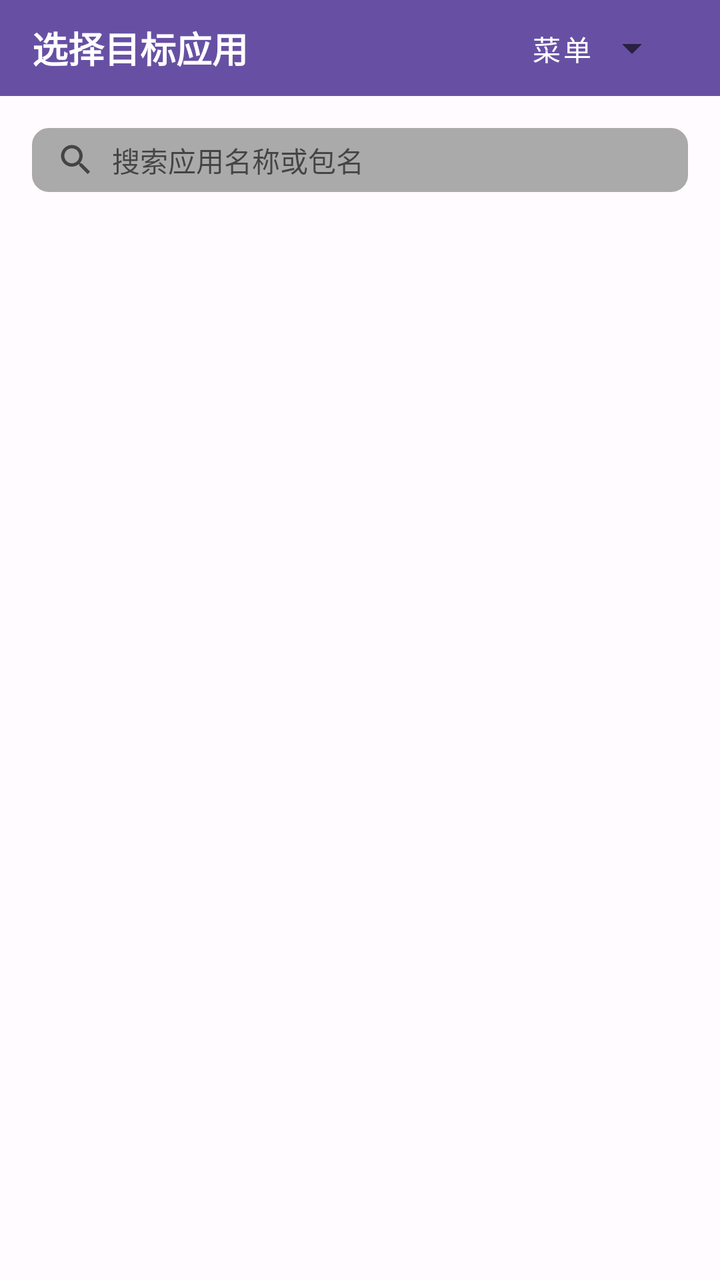
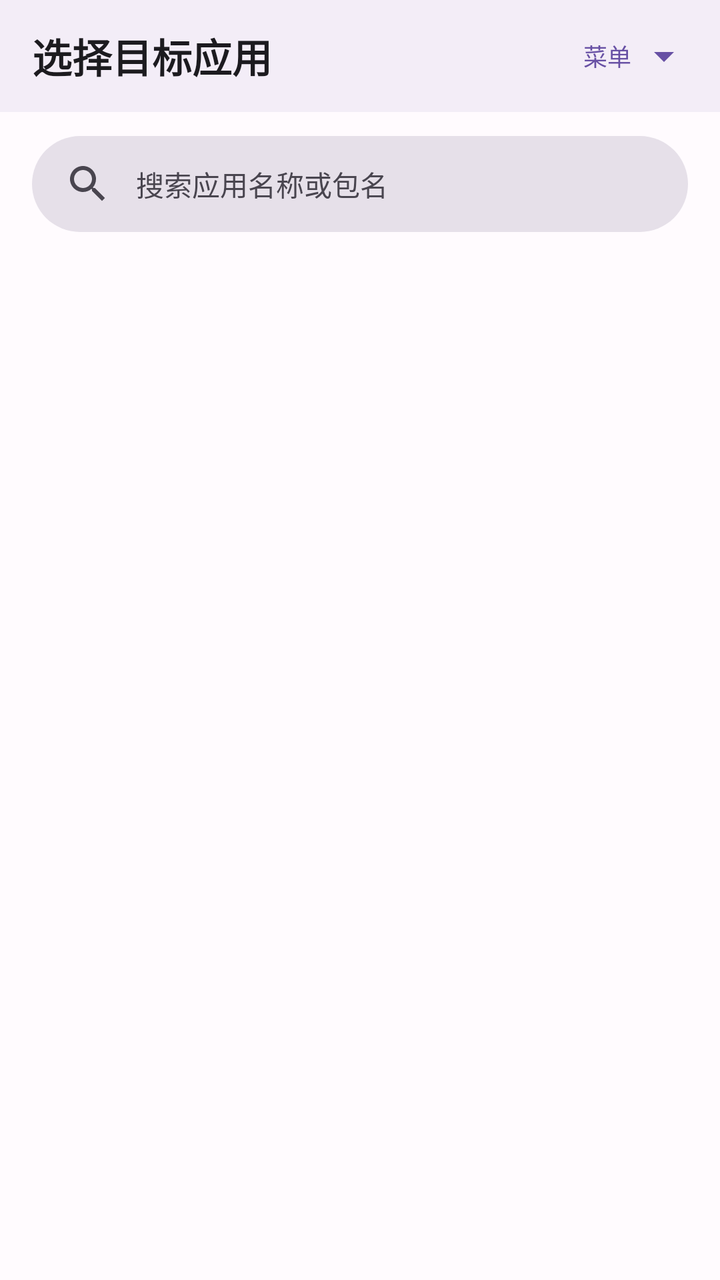

Two renders of the same Android screen: before a commit and after it. Below are the layout's source before the change and the commit's diff.
<!-- AndroidManifest.xml: application theme Theme.Albatross -->
<!-- res/layout/fragment_plugin_target_apps.xml -->
<?xml version="1.0" encoding="utf-8"?>
<androidx.constraintlayout.widget.ConstraintLayout xmlns:android="http://schemas.android.com/apk/res/android"
    xmlns:app="http://schemas.android.com/apk/res-auto"
    android:layout_width="match_parent"
    android:layout_height="match_parent">
    
    
    <LinearLayout
        android:id="@+id/toolbar"
        android:layout_width="0dp"
        android:layout_height="48dp"
        android:background="?attr/colorPrimary"
        android:orientation="horizontal"
        android:paddingHorizontal="16dp"
        android:gravity="center_vertical"
        app:layout_constraintTop_toTopOf="parent"
        app:layout_constraintStart_toStartOf="parent"
        app:layout_constraintEnd_toEndOf="parent">
        
        <TextView
            android:id="@+id/tv_title"
            android:layout_width="0dp"
            android:layout_height="wrap_content"
            android:layout_weight="1"
            android:text="@string/select_target_apps"
            android:textColor="@android:color/white"
            android:textSize="18sp"
            android:textStyle="bold" />
            
        <Button
            android:id="@+id/btn_menu"
            android:layout_width="wrap_content"
            android:layout_height="40dp"
            android:layout_marginStart="8dp"
            android:background="?attr/selectableItemBackgroundBorderless"
            android:text="@string/menu_button"
            android:textColor="@android:color/white"
            android:textSize="14sp"
            android:drawableEnd="@drawable/ic_arrow_drop_down"
            android:drawablePadding="4dp"
            android:gravity="center" />
    </LinearLayout>
    
    <LinearLayout
        android:id="@+id/search_container"
        android:layout_width="0dp"
        android:layout_height="32dp"
        android:layout_margin="16dp"
        android:background="@drawable/search_bar_bg"
        app:layout_constraintTop_toBottomOf="@id/toolbar"
        app:layout_constraintStart_toStartOf="parent"
        app:layout_constraintEnd_toEndOf="parent"
        android:gravity="center_vertical"
        android:paddingHorizontal="12dp"
        android:paddingVertical="0dp"
        >

        <ImageView
            android:id="@+id/iv_search"
            android:layout_width="20dp"
            android:layout_height="20dp"
            android:src="@drawable/ic_search"
            android:contentDescription="搜索"
            app:tint="?attr/colorControlNormal"/>
        <EditText
            android:id="@+id/et_search"
            android:layout_width="0dp"
            android:layout_height="wrap_content"
            android:layout_marginStart="8dp"
            android:layout_weight="1"
            android:background="@null"
            android:hint="@string/search_app_name_or_package_hint"
            android:inputType="text"
            android:textSize="14sp"
            android:maxLines="1"/>
        <ImageView
            android:id="@+id/iv_clear_search"
            android:layout_width="20dp"
            android:layout_height="20dp"
            android:src="@drawable/ic_clear"
            android:contentDescription="清除搜索"
            app:tint="?attr/colorControlNormal"
            android:visibility="gone"/>

    </LinearLayout>


    <ProgressBar
        android:id="@+id/progress_bar"
        android:layout_width="wrap_content"
        android:layout_height="wrap_content"
        android:visibility="gone"
        app:layout_constraintTop_toTopOf="parent"
        app:layout_constraintBottom_toBottomOf="parent"
        app:layout_constraintStart_toStartOf="parent"
        app:layout_constraintEnd_toEndOf="parent"/>

    <TextView
        android:id="@+id/tv_empty"
        android:layout_width="wrap_content"
        android:layout_height="wrap_content"
        android:text="@string/no_apps_found_for_target"
        android:visibility="gone"
        app:layout_constraintTop_toTopOf="parent"
        app:layout_constraintBottom_toBottomOf="parent"
        app:layout_constraintStart_toStartOf="parent"
        app:layout_constraintEnd_toEndOf="parent"/>

    <androidx.recyclerview.widget.RecyclerView
        android:id="@+id/recycler_view"
        app:layout_constraintTop_toBottomOf="@id/search_container"
        app:layout_constraintBottom_toBottomOf="parent"
        app:layout_constraintStart_toStartOf="parent"
        app:layout_constraintEnd_toEndOf="parent"
        android:layout_width="match_parent"
        android:layout_marginTop="10dp"
        android:layout_height="0dp"/>

</androidx.constraintlayout.widget.ConstraintLayout>
<!-- resources referenced by this layout -->
<resources>
  <!-- drawable search_bar_bg (drawable) -->
  <?xml version="1.0" encoding="utf-8"?>
  <shape xmlns:android="http://schemas.android.com/apk/res/android">
      <solid android:color="@android:color/darker_gray"
          android:alpha="0.1"/>
      <corners android:radius="8dp"/>
      <stroke
          android:width="1dp"
          android:color="@android:color/darker_gray"
          android:alpha="0.2"/>
  </shape>
  <style name="Theme.Albatross" parent="Theme.MaterialComponents.DayNight.NoActionBar">
          
          <item name="colorPrimary">@color/primary</item>
          <item name="colorPrimaryVariant">@color/primary_dark</item>
          <item name="colorOnPrimary">@color/on_primary</item>
          
          
          <item name="colorSecondary">@color/secondary</item>
          <item name="colorSecondaryVariant">@color/secondary</item>
          <item name="colorOnSecondary">@color/on_secondary</item>
          
          
          <item name="colorError">@color/error</item>
          <item name="colorOnError">@color/on_error</item>
          
          
          <item name="android:colorBackground">@color/background</item>
          <item name="colorSurface">@color/surface</item>
          <item name="colorOnSurface">@color/on_surface</item>
          
          
          <item name="android:statusBarColor">@android:color/transparent</item>
          <item name="android:windowLightStatusBar">true</item>
          <item name="android:navigationBarColor">@android:color/transparent</item>
          <item name="android:windowLightNavigationBar">false</item>
          
          
          <item name="windowActionBarOverlay">false</item>
          <item name="android:textAllCaps">false</item>
      </style>
  <color name="primary_dark">#4F378B</color>
  <!-- unchanged entries left out for length: 16 -->
</resources>

<!-- the commit's change to res/layout/fragment_plugin_target_apps.xml (unified diff, before → after) -->
@@ -2,109 +2,136 @@
 <androidx.constraintlayout.widget.ConstraintLayout xmlns:android="http://schemas.android.com/apk/res/android"
     xmlns:app="http://schemas.android.com/apk/res-auto"
     android:layout_width="match_parent"
-    android:layout_height="match_parent">
-    
+    android:layout_height="match_parent"
+    android:background="?android:attr/colorBackground">
+
     
     <LinearLayout
         android:id="@+id/toolbar"
         android:layout_width="0dp"
-        android:layout_height="48dp"
-        android:background="?attr/colorPrimary"
+        android:layout_height="56dp"
+        android:background="?attr/colorSurfaceContainer"
         android:orientation="horizontal"
-        android:paddingHorizontal="16dp"
+        android:paddingStart="16dp"
+        android:paddingEnd="8dp"
         android:gravity="center_vertical"
         app:layout_constraintTop_toTopOf="parent"
         app:layout_constraintStart_toStartOf="parent"
         app:layout_constraintEnd_toEndOf="parent">
-        
+
         <TextView
             android:id="@+id/tv_title"
             android:layout_width="0dp"
             android:layout_height="wrap_content"
             android:layout_weight="1"
+            style="@style/TextTitle"
             android:text="@string/select_target_apps"
-            android:textColor="@android:color/white"
-            android:textSize="18sp"
-            android:textStyle="bold" />
-            
-        <Button
+            android:maxLines="1"
+            android:ellipsize="end" />
+
+        <com.google.android.material.button.MaterialButton
             android:id="@+id/btn_menu"
+            style="@style/ButtonTextLink"
             android:layout_width="wrap_content"
-            android:layout_height="40dp"
+            android:layout_height="wrap_content"
             android:layout_marginStart="8dp"
-            android:background="?attr/selectableItemBackgroundBorderless"
             android:text="@string/menu_button"
-            android:textColor="@android:color/white"
-            android:textSize="14sp"
-            android:drawableEnd="@drawable/ic_arrow_drop_down"
-            android:drawablePadding="4dp"
-            android:gravity="center" />
+            app:icon="@drawable/ic_arrow_drop_down"
+            app:iconGravity="textEnd"
+            app:iconSize="24dp"
+            app:iconTint="?attr/colorPrimary" />
     </LinearLayout>
+
     
     <LinearLayout
         android:id="@+id/search_container"
         android:layout_width="0dp"
-        android:layout_height="32dp"
-        android:layout_margin="16dp"
-        android:background="@drawable/search_bar_bg"
+        android:layout_height="48dp"
+        android:layout_marginStart="16dp"
+        android:layout_marginEnd="16dp"
+        android:layout_marginTop="12dp"
+        android:background="@drawable/search_bar_background"
         app:layout_constraintTop_toBottomOf="@id/toolbar"
         app:layout_constraintStart_toStartOf="parent"
         app:layout_constraintEnd_toEndOf="parent"
         android:gravity="center_vertical"
-        android:paddingHorizontal="12dp"
-        android:paddingVertical="0dp"
-        >
+        android:paddingStart="16dp"
+        android:paddingEnd="16dp">
 
         <ImageView
             android:id="@+id/iv_search"
-            android:layout_width="20dp"
-            android:layout_height="20dp"
+            android:layout_width="24dp"
+            android:layout_height="24dp"
             android:src="@drawable/ic_search"
-            android:contentDescription="搜索"
-            app:tint="?attr/colorControlNormal"/>
+            android:contentDescription="@string/search"
+            app:tint="?attr/colorOnSurfaceVariant" />
+
         <EditText
             android:id="@+id/et_search"
             android:layout_width="0dp"
-            android:layout_height="wrap_content"
-            android:layout_marginStart="8dp"
+            android:layout_height="match_parent"
+            android:layout_marginStart="12dp"
             android:layout_weight="1"
             android:background="@null"
             android:hint="@string/search_app_name_or_package_hint"
+            android:textColorHint="?attr/colorOnSurfaceVariant"
+            android:textColor="?attr/colorOnSurface"
             android:inputType="text"
             android:textSize="14sp"
-            android:maxLines="1"/>
+            android:maxLines="1" />
+
         <ImageView
             android:id="@+id/iv_clear_search"
-            android:layout_width="20dp"
-            android:layout_height="20dp"
+            android:layout_width="24dp"
+            android:layout_height="24dp"
             android:src="@drawable/ic_clear"
-            android:contentDescription="清除搜索"
-            app:tint="?attr/colorControlNormal"
-            android:visibility="gone"/>
-
+            android:contentDescription="@string/clear"
+            app:tint="?attr/colorOnSurfaceVariant"
+            android:visibility="gone" />
     </LinearLayout>
-
 
     <ProgressBar
         android:id="@+id/progress_bar"
         android:layout_width="wrap_content"
         android:layout_height="wrap_content"
+        android:indeterminateTint="?attr/colorPrimary"
         android:visibility="gone"
         app:layout_constraintTop_toTopOf="parent"
         app:layout_constraintBottom_toBottomOf="parent"
         app:layout_constraintStart_toStartOf="parent"
-        app:layout_constraintEnd_toEndOf="parent"/>
+        app:layout_constraintEnd_toEndOf="parent" />
 
-    <TextView
-        android:id="@+id/tv_empty"
+    
+    <LinearLayout
+        android:id="@+id/empty_state"
         android:layout_width="wrap_content"
         android:layout_height="wrap_content"
-        android:text="@string/no_apps_found_for_target"
+        android:orientation="vertical"
+        android:gravity="center"
         android:visibility="gone"
         app:layout_constraintTop_toTopOf="parent"
         app:layout_constraintBottom_toBottomOf="parent"
         app:layout_constraintStart_toStartOf="parent"
-        app:layout_constraintEnd_toEndOf="parent"/>
+        app:layout_constraintEnd_toEndOf="parent">
+
+        <ImageView
+            android:layout_width="80dp"
+            android:layout_height="80dp"
+            android:layout_marginBottom="24dp"
+            android:alpha="0.6"
+            android:src="@drawable/ic_plugin_empty"
+            android:contentDescription="@null"
+            app:tint="?attr/colorOutline" />
+
+        <TextView
+            android:id="@+id/tv_empty"
+            style="@style/TextBody"
+            android:textColor="?attr/colorOnSurfaceVariant"
+            android:layout_width="wrap_content"
+            android:layout_height="wrap_content"
+            android:gravity="center"
+            android:text="@string/no_apps_found_for_target" />
+    </LinearLayout>
 
     <androidx.recyclerview.widget.RecyclerView
         android:id="@+id/recycler_view"
@@ -113,7 +140,9 @@
         app:layout_constraintStart_toStartOf="parent"
         app:layout_constraintEnd_toEndOf="parent"
         android:layout_width="match_parent"
-        android:layout_marginTop="10dp"
-        android:layout_height="0dp"/>
+        android:layout_marginTop="8dp"
+        android:paddingBottom="8dp"
+        android:clipToPadding="false"
+        android:layout_height="0dp" />
 
 </androidx.constraintlayout.widget.ConstraintLayout>
<!-- resource entries referenced after the edit -->
@@ -1,47 +1,149 @@
 <!-- resources referenced by this layout -->
 <resources>
-  <!-- drawable search_bar_bg (drawable) -->
+  <!-- drawable ic_plugin_empty (drawable) -->
   <?xml version="1.0" encoding="utf-8"?>
-  <shape xmlns:android="http://schemas.android.com/apk/res/android">
-      <solid android:color="@android:color/darker_gray"
-          android:alpha="0.1"/>
-      <corners android:radius="8dp"/>
-      <stroke
-          android:width="1dp"
-          android:color="@android:color/darker_gray"
-          android:alpha="0.2"/>
+  <vector xmlns:android="http://schemas.android.com/apk/res/android"
+      android:width="24dp"
+      android:height="24dp"
+      android:viewportWidth="24"
+      android:viewportHeight="24">
+      <path
+          android:fillColor="@android:color/white"
+          android:pathData="M12,2C6.48,2 2,6.48 2,12s4.48,10 10,10 10,-4.48 10,-10S17.52,2 12,2zM12,20c-4.41,0 -8,-3.59 -8,-8s3.59,-8 8,-8 8,3.59 8,8 -3.59,8 -8,8zM11,7h2v6h-2zM11,15h2v2h-2z"/>
+  </vector>
+  <!-- drawable search_bar_background (drawable) -->
+  <?xml version="1.0" encoding="utf-8"?>
+  <shape xmlns:android="http://schemas.android.com/apk/res/android"
+      android:shape="rectangle">
+      <solid android:color="?attr/colorSurfaceContainerHighest" />
+      <corners android:radius="28dp" />
   </shape>
-  <style name="Theme.Albatross" parent="Theme.MaterialComponents.DayNight.NoActionBar">
+  <string name="clear">清空</string>
+  <string name="search">搜索</string>
+  <style name="ButtonTextLink" parent="Widget.Material3.Button.TextButton">
+          <item name="android:textColor">?attr/colorPrimary</item>
+          <item name="android:textAllCaps">false</item>
+          <item name="android:textSize">12sp</item>
+          <item name="android:minWidth">0dp</item>
+          <item name="android:minHeight">32dp</item>
+          <item name="android:insetTop">0dp</item>
+          <item name="android:insetBottom">0dp</item>
+          <item name="android:paddingStart">8dp</item>
+          <item name="android:paddingEnd">8dp</item>
+      </style>
+  <style name="TextBody" parent="Widget.MaterialComponents.TextView">
+          <item name="android:textColor">?attr/colorOnSurface</item>
+          <item name="android:textSize">14sp</item>
+          <item name="android:lineSpacingExtra">2dp</item>
+      </style>
+  <style name="TextTitle" parent="Widget.MaterialComponents.TextView">
+          <item name="android:textColor">?attr/colorOnSurface</item>
+          <item name="android:textSize">20sp</item>
+          <item name="android:textStyle">bold</item>
+      </style>
+  <style name="Theme.Albatross" parent="Base.Theme.Albatross">
+          <item name="android:windowLightStatusBar">true</item>
+          <item name="android:windowLightNavigationBar">true</item>
+      </style>
+  <style name="Base.Theme.Albatross" parent="Theme.Material3.DayNight.NoActionBar">
           
           <item name="colorPrimary">@color/primary</item>
-          <item name="colorPrimaryVariant">@color/primary_dark</item>
           <item name="colorOnPrimary">@color/on_primary</item>
-          
-          
+          <item name="colorPrimaryContainer">@color/primary_container</item>
+          <item name="colorOnPrimaryContainer">@color/on_primary_container</item>
           <item name="colorSecondary">@color/secondary</item>
-          <item name="colorSecondaryVariant">@color/secondary</item>
           <item name="colorOnSecondary">@color/on_secondary</item>
-          
-          
+          <item name="colorSecondaryContainer">@color/secondary_container</item>
+          <item name="colorOnSecondaryContainer">@color/on_secondary_container</item>
+          <item name="colorTertiary">@color/tertiary</item>
+          <item name="colorOnTertiary">@color/on_tertiary</item>
+          <item name="colorTertiaryContainer">@color/tertiary_container</item>
+          <item name="colorOnTertiaryContainer">@color/on_tertiary_container</item>
           <item name="colorError">@color/error</item>
           <item name="colorOnError">@color/on_error</item>
-          
-          
+          <item name="colorErrorContainer">@color/error_container</item>
+          <item name="colorOnErrorContainer">@color/on_error_container</item>
           <item name="android:colorBackground">@color/background</item>
+          <item name="colorOnBackground">@color/on_background</item>
           <item name="colorSurface">@color/surface</item>
           <item name="colorOnSurface">@color/on_surface</item>
+          <item name="colorSurfaceVariant">@color/surface_variant</item>
+          <item name="colorOnSurfaceVariant">@color/on_surface_variant</item>
+          <item name="colorOutline">@color/outline</item>
+          <item name="colorOutlineVariant">@color/outline_variant</item>
+          <item name="colorSurfaceContainerLowest">@color/surface_container_lowest</item>
+          <item name="colorSurfaceContainerLow">@color/surface_container_low</item>
+          <item name="colorSurfaceContainer">@color/surface_container</item>
+          <item name="colorSurfaceContainerHigh">@color/surface_container_high</item>
+          <item name="colorSurfaceContainerHighest">@color/surface_container_highest</item>
           
+          <item name="colorSuccess">@color/success</item>
+          <item name="colorOnSuccess">@color/on_success</item>
+          <item name="colorSuccessContainer">@color/success_container</item>
+          <item name="colorOnSuccessContainer">@color/on_success_container</item>
+          <item name="colorWarning">@color/warning</item>
+          <item name="colorOnWarning">@color/on_warning</item>
+          <item name="colorWarningContainer">@color/warning_container</item>
+          <item name="colorOnWarningContainer">@color/on_warning_container</item>
+          <item name="colorInfo">@color/info</item>
+          <item name="colorOnInfo">@color/on_info</item>
+          <item name="colorInfoContainer">@color/info_container</item>
+          <item name="colorOnInfoContainer">@color/on_info_container</item>
+          
+          <item name="shapeAppearanceSmallComponent">@style/ShapeAppearance.Albatross.Small</item>
+          <item name="shapeAppearanceMediumComponent">@style/ShapeAppearance.Albatross.Medium</item>
+          <item name="shapeAppearanceLargeComponent">@style/ShapeAppearance.Albatross.Large</item>
           
           <item name="android:statusBarColor">@android:color/transparent</item>
-          <item name="android:windowLightStatusBar">true</item>
           <item name="android:navigationBarColor">@android:color/transparent</item>
-          <item name="android:windowLightNavigationBar">false</item>
-          
-          
-          <item name="windowActionBarOverlay">false</item>
-          <item name="android:textAllCaps">false</item>
+          <item name="android:windowBackground">@color/background</item>
+          <item name="android:enforceStatusBarContrast" tools:targetApi="q">false</item>
+          <item name="android:enforceNavigationBarContrast" tools:targetApi="q">false</item>
       </style>
-  <color name="primary_dark">#4F378B</color>
+  <color name="primary_container">#EADDFF</color>
+  <color name="on_primary_container">#21005D</color>
+  <color name="secondary_container">#E8DEF8</color>
+  <color name="on_secondary_container">#1D192B</color>
+  <color name="tertiary">#7D5260</color>
+  <color name="on_tertiary">#FFFFFF</color>
+  <color name="tertiary_container">#FFD8E4</color>
+  <color name="on_tertiary_container">#31111D</color>
+  <color name="error_container">#FFDAD6</color>
+  <color name="on_error_container">#410002</color>
+  <color name="on_background">#1C1B1F</color>
+  <color name="surface_variant">#E7E0EC</color>
+  <color name="on_surface_variant">#49454F</color>
+  <color name="outline">#79747E</color>
+  <color name="outline_variant">#CAC4D0</color>
+  <color name="surface_container_lowest">#FFFFFF</color>
+  <color name="surface_container_low">#F7F2FA</color>
+  <color name="surface_container">#F3EDF7</color>
+  <color name="surface_container_high">#ECE6F0</color>
+  <color name="surface_container_highest">#E6E0E9</color>
+  <color name="success">#4CAF50</color>
+  <color name="on_success">#FFFFFF</color>
+  <color name="success_container">#E8F5E9</color>
+  <color name="on_success_container">#1B5E20</color>
+  <color name="warning">#FF9800</color>
+  <color name="on_warning">#FFFFFF</color>
+  <color name="warning_container">#FFF3E0</color>
+  <color name="on_warning_container">#7A4100</color>
+  <color name="info">#2196F3</color>
+  <color name="on_info">#FFFFFF</color>
+  <color name="info_container">#E3F2FD</color>
+  <color name="on_info_container">#0D47A1</color>
+  <style name="ShapeAppearance.Albatross.Small" parent="">
+          <item name="cornerFamily">rounded</item>
+          <item name="cornerSize">8dp</item>
+      </style>
+  <style name="ShapeAppearance.Albatross.Medium" parent="">
+          <item name="cornerFamily">rounded</item>
+          <item name="cornerSize">12dp</item>
+      </style>
+  <style name="ShapeAppearance.Albatross.Large" parent="">
+          <item name="cornerFamily">rounded</item>
+          <item name="cornerSize">16dp</item>
+      </style>
   <!-- unchanged entries left out for length: 16 -->
 </resources>
 
